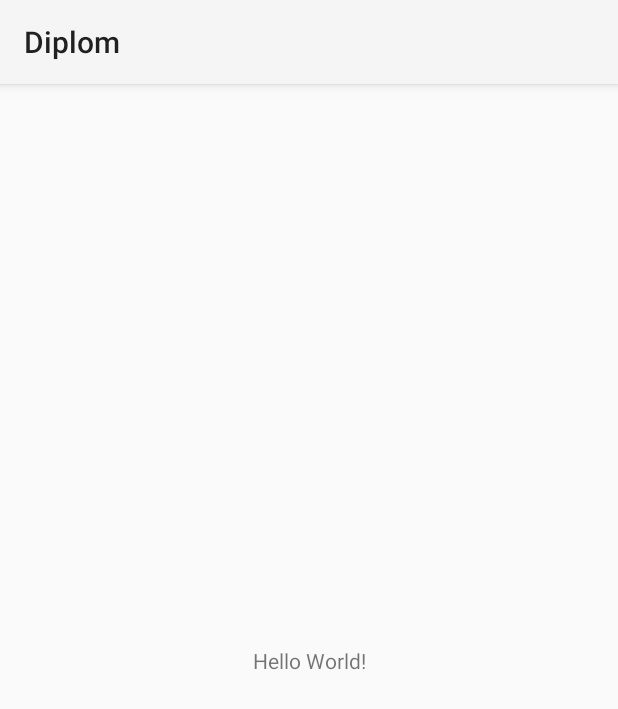
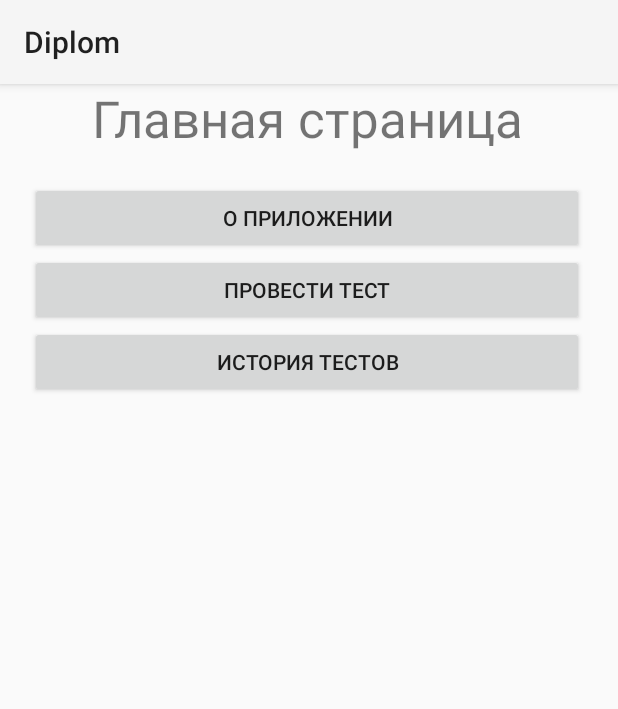
Before and after one commit to RealHotPepe/diplom, an Android app: the screen it shows after launch (MainActivity), on a phone screen of 412 x 824 dp. Shown: the top 709 px of the screen. Run offline under Robolectric (Android 15) with nearby library versions, the phone set to English and light mode, and no system bars.

Commit message:
<dev> add base buttons

```diff
--- a/app/src/main/res/layout/activity_main.xml
+++ b/app/src/main/res/layout/activity_main.xml
@@ -6,13 +6,44 @@
     android:layout_height="match_parent"
     tools:context=".MainActivity">
 
-    <TextView
-        android:layout_width="wrap_content"
-        android:layout_height="wrap_content"
-        android:text="Hello World!"
-        app:layout_constraintBottom_toBottomOf="parent"
-        app:layout_constraintEnd_toEndOf="parent"
-        app:layout_constraintStart_toStartOf="parent"
-        app:layout_constraintTop_toTopOf="parent" />
+    <LinearLayout
+        android:layout_width="409dp"
+        android:layout_height="729dp"
+        android:orientation="vertical"
+        tools:layout_editor_absoluteX="1dp"
+        tools:layout_editor_absoluteY="1dp">
 
+        <TextView
+            android:id="@+id/textView"
+            android:layout_width="match_parent"
+            android:layout_height="wrap_content"
+            android:text="Главная страница"
+            android:textAlignment="center"
+            android:textSize="34sp" />
+
+        <LinearLayout
+            android:layout_width="match_parent"
+            android:layout_height="match_parent"
+            android:layout_margin="20sp"
+            android:orientation="vertical">
+
+            <Button
+                android:id="@+id/about"
+                android:layout_width="match_parent"
+                android:layout_height="wrap_content"
+                android:text="О приложении" />
+
+            <Button
+                android:id="@+id/testing"
+                android:layout_width="match_parent"
+                android:layout_height="wrap_content"
+                android:text="Провести тест" />
+
+            <Button
+                android:id="@+id/history"
+                android:layout_width="match_parent"
+                android:layout_height="wrap_content"
+                android:text="История тестов" />
+        </LinearLayout>
+    </LinearLayout>
 </androidx.constraintlayout.widget.ConstraintLayout>
```
Also changed, not shown: 1 other file.
